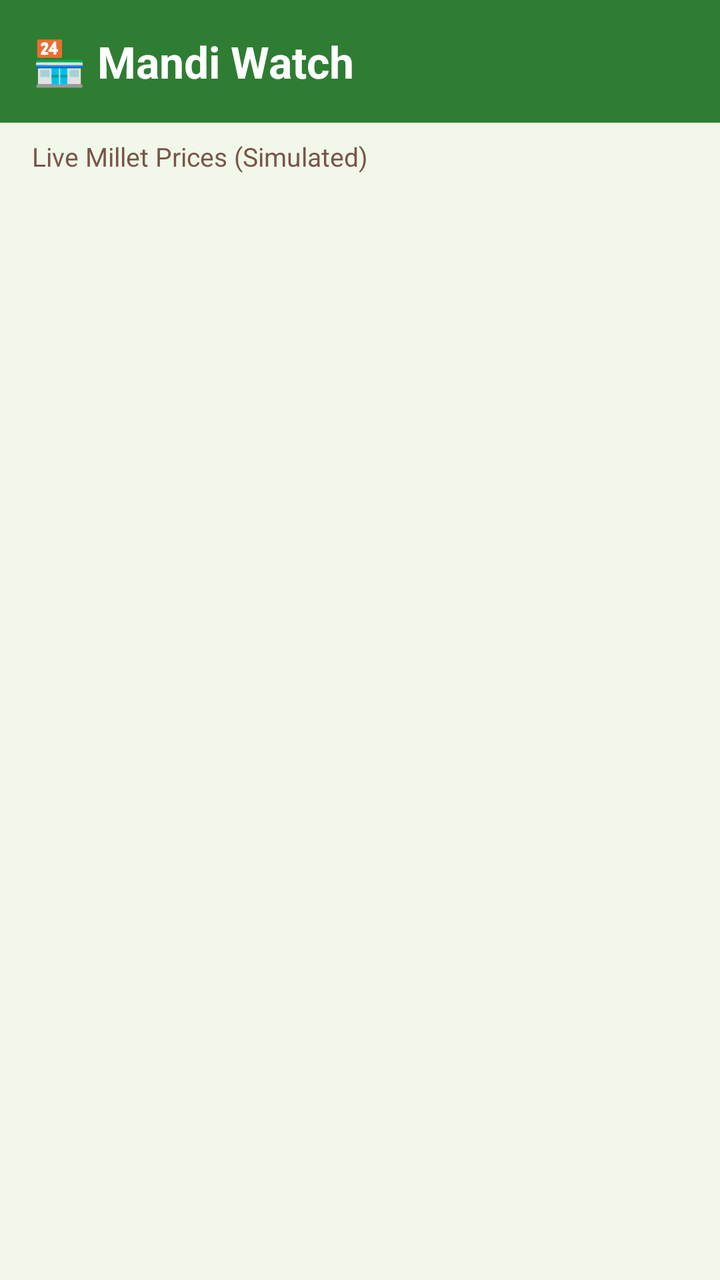
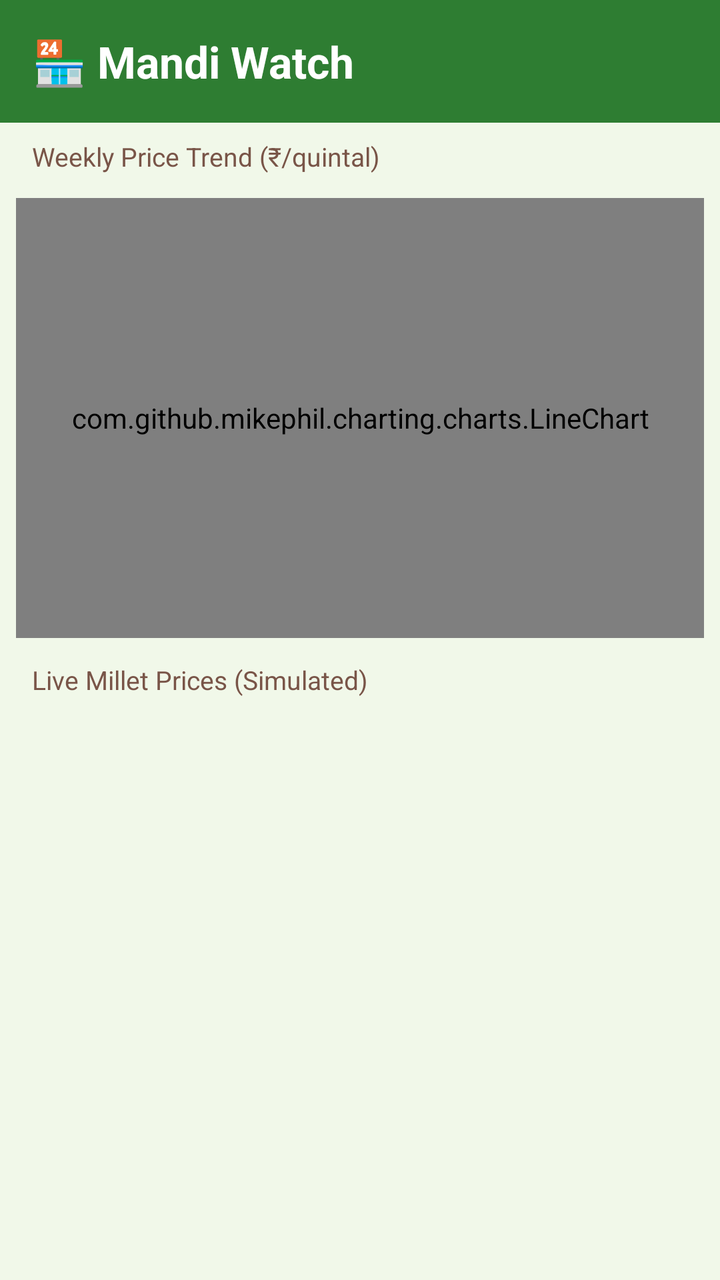

Two renders of the same Android screen: before a commit and after it. Below are the layout's source before the change and the commit's diff.
<!-- AndroidManifest.xml: application theme Theme.SiriDhanyaHub -->
<!-- res/layout/fragment_mandi_watch.xml -->
<?xml version="1.0" encoding="utf-8"?>
<LinearLayout xmlns:android="http://schemas.android.com/apk/res/android"
    android:layout_width="match_parent"
    android:layout_height="match_parent"
    android:orientation="vertical"
    android:background="@color/background_cream">

    <TextView
        android:layout_width="match_parent"
        android:layout_height="wrap_content"
        android:text="🏪 Mandi Watch"
        android:textSize="22sp"
        android:textStyle="bold"
        android:textColor="@color/white"
        android:background="@color/green_primary"
        android:padding="16dp" />

    <TextView
        android:layout_width="match_parent"
        android:layout_height="wrap_content"
        android:text="Live Millet Prices (Simulated)"
        android:textSize="13sp"
        android:textColor="@color/brown_primary"
        android:paddingStart="16dp"
        android:paddingTop="8dp"
        android:paddingBottom="4dp" />

    <androidx.recyclerview.widget.RecyclerView
        android:id="@+id/recycler_mandi"
        android:layout_width="match_parent"
        android:layout_height="match_parent"
        android:padding="8dp"
        android:clipToPadding="false" />

</LinearLayout>
<!-- resources referenced by this layout -->
<resources>
  <color name="background_cream">#F1F8E9</color>
  <color name="brown_primary">#795548</color>
  <color name="green_primary">#2E7D32</color>
  <color name="white">#FFFFFF</color>
  <style name="Theme.SiriDhanyaHub" parent="Base.Theme.SiriDhanyaHub" />
  <style name="Base.Theme.SiriDhanyaHub" parent="Theme.Material3.Light.NoActionBar">
          <item name="colorPrimary">#2E7D32</item>
          <item name="colorOnPrimary">#FFFFFF</item>
          <item name="colorSecondary">#795548</item>
          <item name="colorOnSecondary">#FFFFFF</item>
          <item name="colorSurface">#F1F8E9</item>
          <item name="colorOnSurface">#33691E</item>
          <item name="android:colorBackground">#F1F8E9</item>
      </style>
</resources>

<!-- the commit's change to res/layout/fragment_mandi_watch.xml (unified diff, before → after) -->
@@ -18,11 +18,27 @@
     <TextView
         android:layout_width="match_parent"
         android:layout_height="wrap_content"
+        android:text="Weekly Price Trend (₹/quintal)"
+        android:textSize="13sp"
+        android:textColor="@color/brown_primary"
+        android:paddingStart="16dp"
+        android:paddingTop="8dp"
+        android:paddingBottom="4dp" />
+
+    <com.github.mikephil.charting.charts.LineChart
+        android:id="@+id/price_chart"
+        android:layout_width="match_parent"
+        android:layout_height="220dp"
+        android:layout_margin="8dp" />
+
+    <TextView
+        android:layout_width="match_parent"
+        android:layout_height="wrap_content"
         android:text="Live Millet Prices (Simulated)"
         android:textSize="13sp"
         android:textColor="@color/brown_primary"
         android:paddingStart="16dp"
-        android:paddingTop="8dp"
+        android:paddingTop="4dp"
         android:paddingBottom="4dp" />
 
     <androidx.recyclerview.widget.RecyclerView
